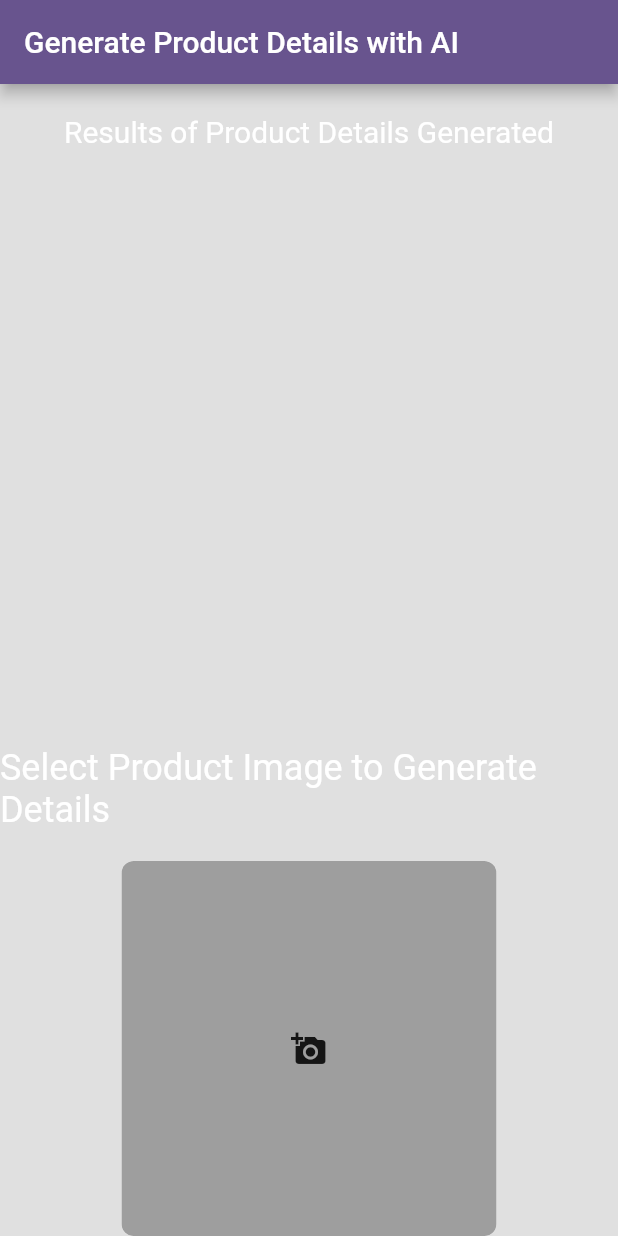
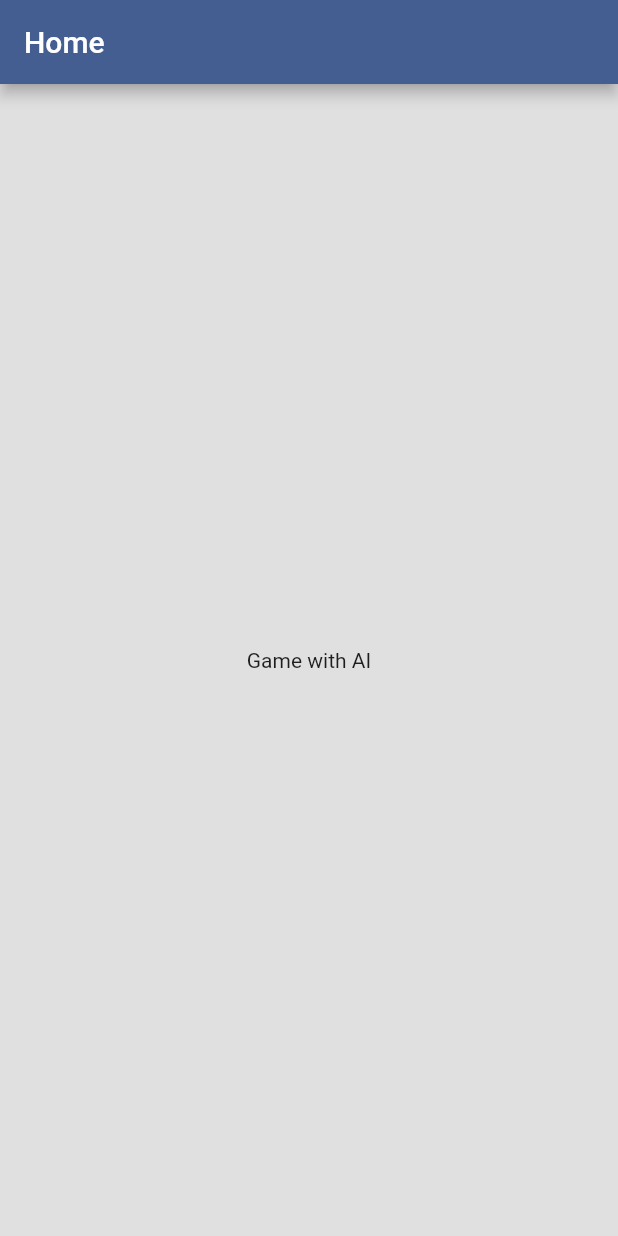
Before and after one commit to mahmoudalaa97/Build_with_AI_Apps, a Flutter app: the screen it shows after launch, on a phone screen of 412 x 824 dp. Run offline on Flutter 3.47's test engine with Material 3 defaults, Android fonts, the phone set to English and light mode, and no system bars.

Commit message:
Remove and Init the new code

````diff
--- a/lib/generate_product_details_page.dart
+++ /dev/null
@@ -1,208 +0,0 @@
-import 'dart:convert';
-import 'dart:io';
-
-import 'package:build_with_ai_workshop/main.dart';
-import 'package:build_with_ai_workshop/product_model.dart';
-import 'package:flutter/material.dart';
-import 'package:google_generative_ai/google_generative_ai.dart';
-import 'package:image_picker/image_picker.dart';
-
-class GenerateImageDetails extends StatefulWidget {
-  const GenerateImageDetails({super.key});
-
-  @override
-  State<GenerateImageDetails> createState() => _GenerateImageDetailsState();
-}
-
-class _GenerateImageDetailsState extends State<GenerateImageDetails> {
-  XFile? _imageFile;
-  List<ProductModel> productGenerated = [];
-  ScrollController scrollController = ScrollController();
-
-  Future<void> getImageFromGallery() async {
-    final ImagePicker picker = ImagePicker();
-    _imageFile = await picker.pickImage(source: ImageSource.gallery);
-    if (_imageFile != null) {
-      setState(() {});
-      debugPrint(_imageFile?.path);
-      debugPrint(apiKey);
-      generateProductDetailsWithAI();
-    } else {
-      debugPrint('No image selected.');
-    }
-  }
-
-  Future<void> generateProductDetailsWithAI() async {
-    try {
-      final model = GenerativeModel(model: 'gemini-pro-vision', apiKey: apiKey);
-      final imageBytes = await _imageFile?.readAsBytes();
-      final prompt = TextPart(
-          '''response back with a direct json  representation of this product image, the json should have these properties schema: {product_name: string, description: string, price: String, websites:[String]} website for user can buy this product,price with currency best price in web, if they are available.''');
-      if (imageBytes == null) {
-        throw Exception('No image selected.');
-      }
-      final imageParts = DataPart('image/jpeg', imageBytes);
-      final response = await model.generateContent([
-        Content.multi([prompt, imageParts])
-      ]);
-      final String resultString =
-          response.text?.replaceAll('```json', '').replaceAll('```', '') ??
-              "{}";
-      debugPrint(resultString);
-      ProductModel product = ProductModel.fromJson(jsonDecode(resultString));
-      product.imageFile = _imageFile;
-      setValueGenerated(product);
-    } on Exception catch (e) {
-      debugPrint('Error: $e');
-    }
-  }
-
-  void setValueGenerated(ProductModel product) {
-    setState(() {
-      productGenerated.add(product);
-      _imageFile = null;
-      ScaffoldMessenger.of(context).showSnackBar(
-        const SnackBar(
-          content: Text('Product details generated successfully!'),
-          backgroundColor: Colors.green,
-        ),
-      );
-      if (productGenerated.length > 1) {
-        scrollController.animateTo(
-          scrollController.position.maxScrollExtent + 550,
-          duration: const Duration(milliseconds: 800),
-          curve: Curves.easeOut,
-        );
-      }
-    });
-  }
-
-  @override
-  Widget build(BuildContext context) {
-    return Scaffold(
-      appBar: AppBar(
-        title: const Text('Generate Product Details with AI'),
-      ),
-      backgroundColor: Colors.black12,
-      body: Column(
-        children: [
-          const SizedBox(height: 20),
-          const Text("Results of Product Details Generated",
-              style: TextStyle(fontSize: 20, color: Colors.white)),
-          const SizedBox(height: 20),
-          Expanded(
-              child: ListView.builder(
-            controller: scrollController,
-            padding: const EdgeInsets.all(10),
-            itemCount: productGenerated.length,
-            itemBuilder: (context, index) {
-              return Card(
-                  color: Colors.white,
-                  child: Column(
-                    crossAxisAlignment: CrossAxisAlignment.start,
-                    children: [
-                      SizedBox(
-                        height: 300,
-                        width: double.infinity,
-                        child: Image.file(
-                            File(productGenerated[index].imageFile?.path ?? ""),
-                            fit: BoxFit.cover),
-                      ),
-                      const SizedBox(
-                        height: 10,
-                      ),
-                      Padding(
-                        padding: const EdgeInsets.all(10.0),
-                        child: Column(
-                          crossAxisAlignment: CrossAxisAlignment.start,
-                          children: [
-                            TitleWithValueWidget(
-                                title: "Name:",
-                                value: productGenerated[index].name ?? ""),
-                            const SizedBox(
-                              height: 10,
-                            ),
-                            TitleWithValueWidget(
-                                title: "Description:",
-                                value:
-                                    productGenerated[index].description ?? ""),
-                            const SizedBox(
-                              height: 10,
-                            ),
-                            TitleWithValueWidget(
-                                title: "Price:",
-                                value:
-                                    productGenerated[index].price.toString()),
-                            const SizedBox(
-                              height: 10,
-                            ),
-                            TitleWithValueWidget(
-                                title: "Websites to buy:",
-                                value: productGenerated[index]
-                                        .website
-                                        ?.join(", ") ??
-                                    ""),
-                          ],
-                        ),
-                      ),
-                    ],
-                  ));
-            },
-          )),
-          const SizedBox(height: 30),
-          const Text("Select Product Image to Generate Details",
-              style: TextStyle(fontSize: 24, color: Colors.white)),
-          const SizedBox(height: 20),
-          GestureDetector(
-            onTap: getImageFromGallery,
-            child: ClipRRect(
-              borderRadius: BorderRadius.circular(8),
-              child: SizedBox(
-                width: 250,
-                height: 250,
-                child: _imageFile == null
-                    ? Container(
-                        decoration: BoxDecoration(
-                          color: Colors.grey,
-                          borderRadius: BorderRadius.circular(8),
-                        ),
-                        child: const Icon(Icons.add_a_photo),
-                      )
-                    : Image.file(File(_imageFile?.path ?? ""),
-                        fit: BoxFit.cover),
-              ),
-            ),
-          ),
-        ],
-      ),
-    );
-  }
-}
-
-class TitleWithValueWidget extends StatelessWidget {
-  const TitleWithValueWidget({
-    super.key,
-    required this.title,
-    required this.value,
-  });
-  final String title;
-  final String value;
-
-  @override
-  Widget build(BuildContext context) {
-    return Column(
-      crossAxisAlignment: CrossAxisAlignment.start,
-      children: [
-        Text(title,
-            style: const TextStyle(fontSize: 16, fontWeight: FontWeight.bold)),
-        const SizedBox(
-          height: 5,
-        ),
-        Text(value,
-            style: const TextStyle(
-              fontSize: 16,
-            )),
-      ],
-    );
-  }
-}
--- /dev/null
+++ b/lib/home_page.dart
@@ -0,0 +1,21 @@
+import 'package:flutter/material.dart';
+
+class HomePage extends StatefulWidget {
+  const HomePage({super.key});
+
+  @override
+  State<HomePage> createState() => _HomePageState();
+}
+
+class _HomePageState extends State<HomePage> {
+  @override
+  Widget build(BuildContext context) {
+    return Scaffold(
+      appBar: AppBar(
+        title: const Text('Home'),
+      ),
+      backgroundColor: Colors.black12,
+      body: const Center(child: Text("Game with AI")),
+    );
+  }
+}
--- a/lib/main.dart
+++ b/lib/main.dart
@@ -1,4 +1,4 @@
-import 'package:build_with_ai_workshop/generate_product_details_page.dart';
+import 'package:build_with_ai_workshop/home_page.dart';
 import 'package:flutter/material.dart';
 
 /// Get the API key from the environment.
@@ -16,10 +16,10 @@ class MyApp extends StatelessWidget {
     return MaterialApp(
       title: 'Build With AI',
       theme: ThemeData(
-        colorScheme: ColorScheme.fromSeed(seedColor: Colors.deepPurple),
+        colorScheme: ColorScheme.fromSeed(seedColor: Colors.blueAccent),
         useMaterial3: false,
       ),
-      home: const GenerateImageDetails(),
+      home: const HomePage(),
     );
   }
 }
--- a/lib/product_model.dart
+++ /dev/null
@@ -1,21 +0,0 @@
-import 'package:image_picker/image_picker.dart';
-
-class ProductModel {
-  String? name;
-  String? description;
-  String? price;
-  List<String>? website;
-  XFile? imageFile;
-
-  ProductModel(
-      {this.name, this.description, this.price, this.imageFile, this.website});
-
-  factory ProductModel.fromJson(Map<String, dynamic> json) {
-    return ProductModel(
-      name: json['product_name'],
-      description: json['description'],
-      price: json['price'],
-      website: List<String>.from(json['websites']),
-    );
-  }
-}
````
Also changed, not shown: 1 other file.
